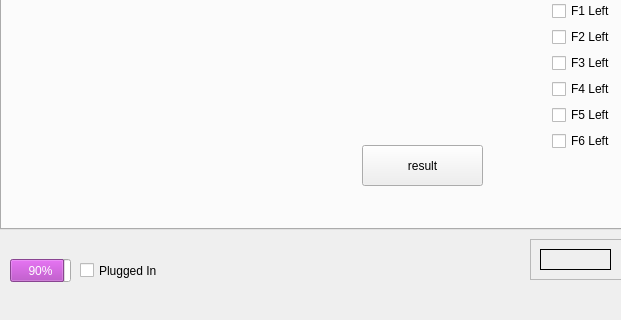
Qt form mainwindow.ui (Matt-desousa/COMP3004-FinalProject) before a commit; both pictures show x 0 to 621 and y 280 to 600 of the 800 by 600 pixel window.
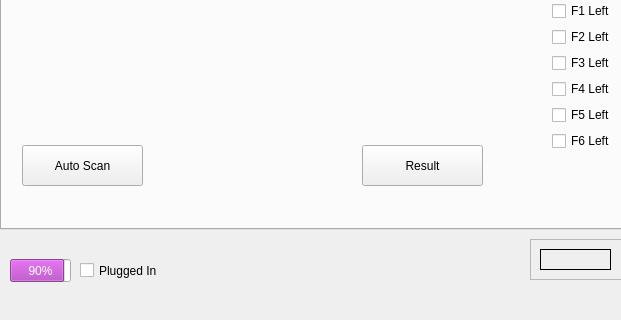
The same form after that commit. The open tabs and pages were chosen to show the change.

Commit message: Added a Auto Scan button to automatically scan for ease of use :)

```diff
--- a/mainwindow.ui
+++ b/mainwindow.ui
@@ -289,7 +289,7 @@
        </rect>
       </property>
       <property name="text">
-       <string>result</string>
+       <string>Result</string>
       </property>
       <property name="checkable">
        <bool>false</bool>
@@ -560,6 +560,19 @@
        </item>
       </layout>
      </widget>
+     <widget class="QPushButton" name="btnScan">
+      <property name="geometry">
+       <rect>
+        <x>20</x>
+        <y>380</y>
+        <width>121</width>
+        <height>41</height>
+       </rect>
+      </property>
+      <property name="text">
+       <string>Auto Scan</string>
+      </property>
+     </widget>
     </widget>
     <widget class="QWidget" name="tab_3">
      <attribute name="title">
```
Left out of the diff: 2 changed lines with no effect on the pictures. The commit also changes 6 other files.
